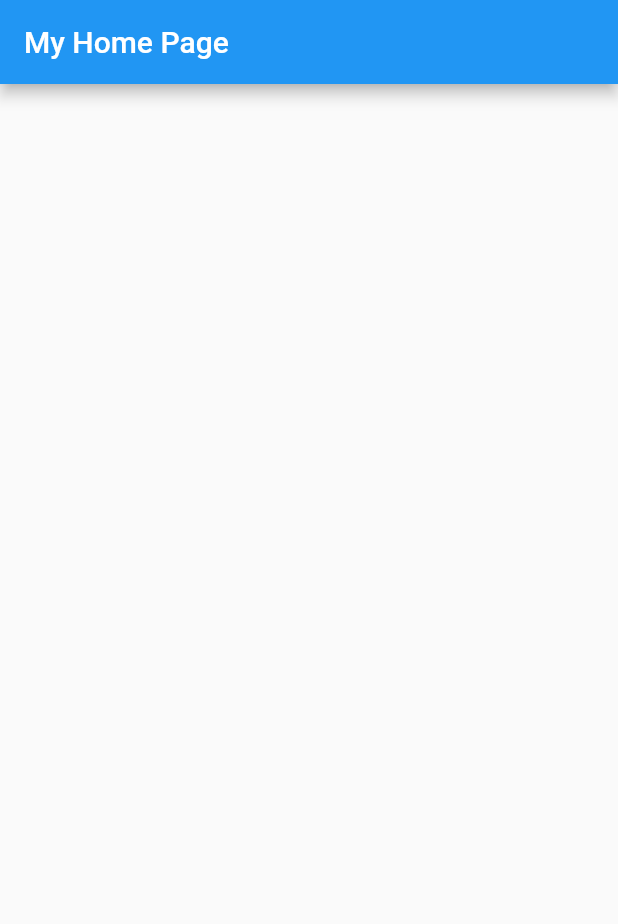
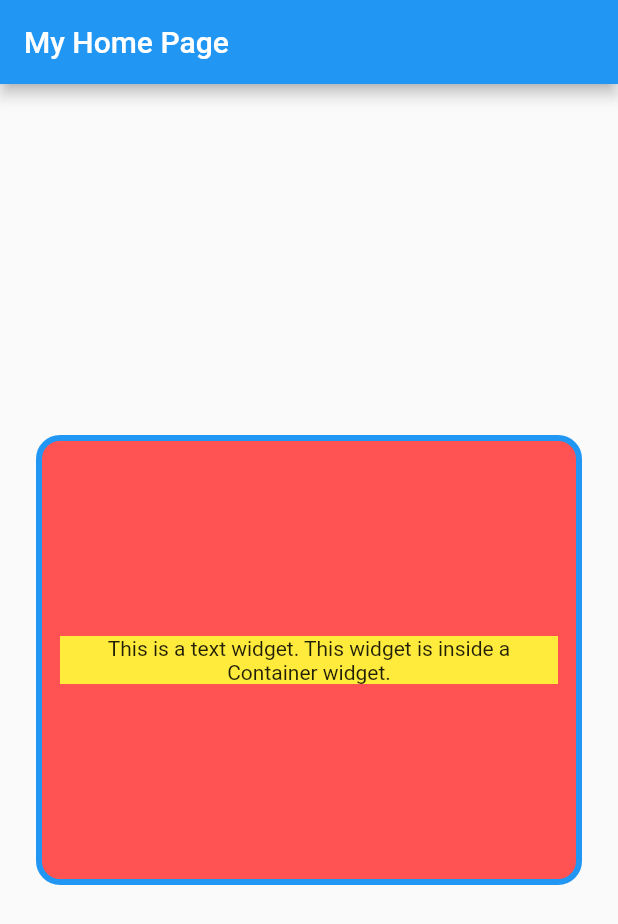
Before and after one commit to rohan20/flutter-course-caster, a Flutter app: the screen it shows after launch, on a phone screen of 412 x 824 dp. Shown: the top 924 px of the screen. Run offline on Flutter 3.47's test engine with Material 2 defaults, Android fonts, the phone set to English and light mode, and no system bars.

Commit message:
end of lesson: container widget

```diff
--- a/more_widgets/lib/main.dart
+++ b/more_widgets/lib/main.dart
@@ -12,7 +12,26 @@ class MyApp extends StatelessWidget {
         appBar: AppBar(
           title: Text("My Home Page"),
         ),
-        body: Container(),
+        body: Center(
+          child: Container(
+            padding: EdgeInsets.all(12),
+            margin: EdgeInsets.all(24),
+            alignment: Alignment.center,
+            constraints: BoxConstraints.expand(height: 300),
+            decoration: BoxDecoration(
+              color: Colors.redAccent,
+              border: Border.all(width: 4, color: Colors.blue),
+              borderRadius: BorderRadius.circular(16),
+            ),
+            child: Container(
+              color: Colors.yellow,
+              child: Text(
+                "This is a text widget. This widget is inside a Container widget.",
+                textAlign: TextAlign.center,
+              ),
+            ),
+          ),
+        ),
       ),
     );
   }
```
